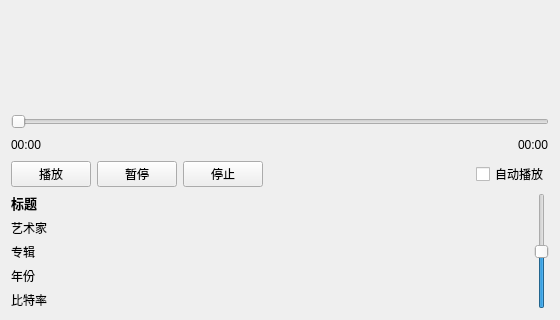
CLF184/MyTestQtMeidaPlayer, file views/mediaplayerview.ui: the form before one commit; both pictures show x 0 to 560 and y 203 to 523 of the 560 by 523 pixel window.
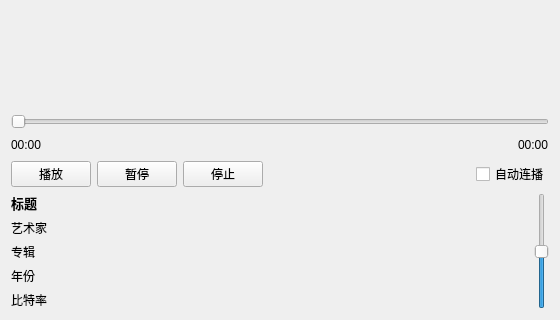
The form after the commit.

Diff of the .ui file:
```diff
--- a/views/mediaplayerview.ui
+++ b/views/mediaplayerview.ui
@@ -101,7 +101,7 @@
      <item>
       <widget class="QCheckBox" name="autoPlayCheckBox">
        <property name="text">
-        <string>自动播放</string>
+        <string>自动连播</string>
        </property>
       </widget>
      </item>
```
Left out of the diff: 8 changed lines with no effect on the pictures.
